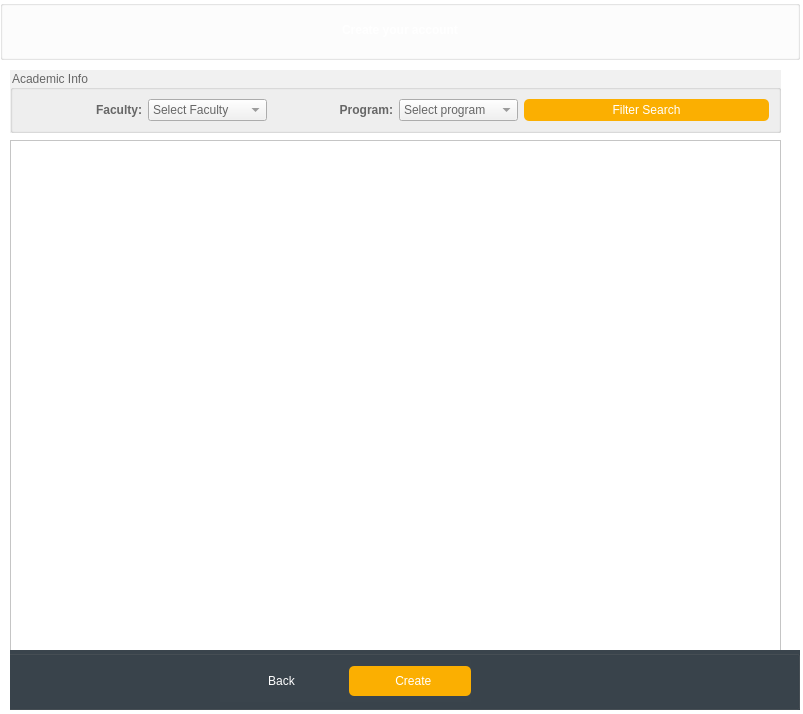
First picture: the form in SGS-FINAL-PROJECT/register.ui, repository 2013110993/SGS, before the edit.
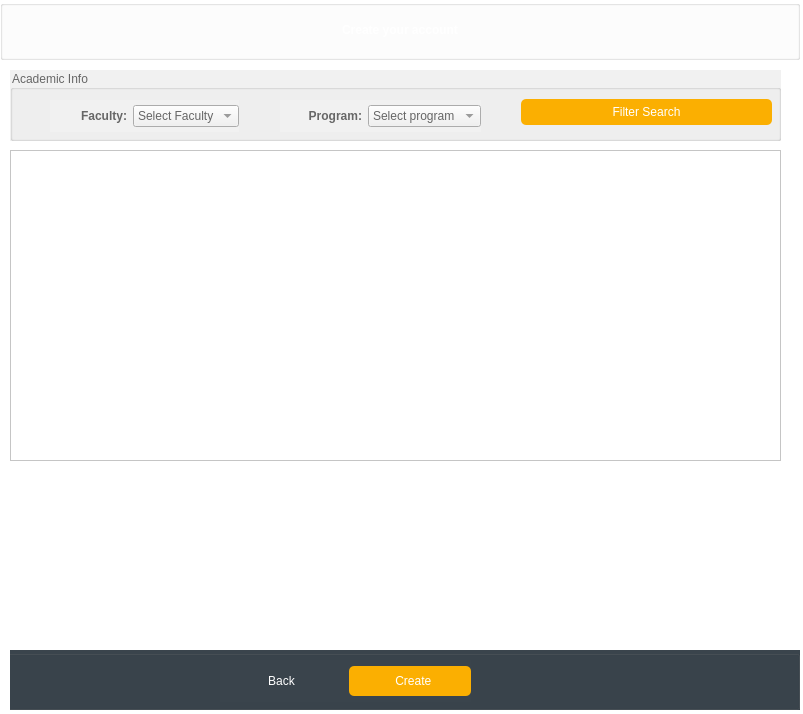
Second picture: the form after the edit. The open tabs and pages were chosen to show the change. Icons and pictures are not drawn.

Commit message: reg table

```diff
--- a/SGS-FINAL-PROJECT/register.ui
+++ b/SGS-FINAL-PROJECT/register.ui
@@ -906,7 +906,7 @@
        <x>0</x>
        <y>10</y>
        <width>771</width>
-       <height>63</height>
+       <height>71</height>
       </rect>
      </property>
      <property name="minimumSize">
@@ -928,8 +928,45 @@
      <property name="title">
       <string>Academic Info</string>
      </property>
-     <layout class="QHBoxLayout" name="horizontalLayout_6">
-      <item>
+     <widget class="QPushButton" name="filterSearchButton">
+      <property name="geometry">
+       <rect>
+        <x>511</x>
+        <y>29</y>
+        <width>251</width>
+        <height>26</height>
+       </rect>
+      </property>
+      <property name="styleSheet">
+       <string notr="true">background:#fbaf01;
+color: #ffffff;
+border:0;
+height:30px;
+border-radius:5px;</string>
+      </property>
+      <property name="text">
+       <string>Filter Search</string>
+      </property>
+      <property name="icon">
+       <iconset resource="images.qrc">
+        <normaloff>:/icons White/Icons/White/Search.png</normaloff>:/icons White/Icons/White/Search.png</iconset>
+      </property>
+      <property name="autoDefault">
+       <bool>false</bool>
+      </property>
+      <property name="default">
+       <bool>false</bool>
+      </property>
+     </widget>
+     <widget class="QWidget" name="">
+      <property name="geometry">
+       <rect>
+        <x>40</x>
+        <y>30</y>
+        <width>189</width>
+        <height>32</height>
+       </rect>
+      </property>
        <layout class="QHBoxLayout" name="horizontalLayout_2">
         <item>
          <widget class="QLabel" name="facultyLabel">
@@ -960,8 +997,16 @@
          </widget>
         </item>
        </layout>
-      </item>
-      <item>
+     </widget>
+     <widget class="QWidget" name="">
+      <property name="geometry">
+       <rect>
+        <x>270</x>
+        <y>30</y>
+        <width>201</width>
+        <height>32</height>
+       </rect>
+      </property>
        <layout class="QHBoxLayout" name="horizontalLayout_5">
         <item>
          <widget class="QLabel" name="programLabel">
@@ -1002,42 +1047,7 @@
          </widget>
         </item>
        </layout>
-      </item>
-      <item>
-       <widget class="QPushButton" name="filterSearchButton">
-        <property name="styleSheet">
-         <string notr="true">background:#fbaf01;
-color: #ffffff;
-border:0;
-height:30px;
-border-radius:5px;</string>
-        </property>
-        <property name="text">
-         <string>Filter Search</string>
-        </property>
-        <property name="icon">
-         <iconset resource="images.qrc">
-          <normaloff>:/icons White/Icons/White/Search.png</normaloff>:/icons White/Icons/White/Search.png</iconset>
-        </property>
-        <property name="autoDefault">
-         <bool>false</bool>
-        </property>
-        <property name="default">
-         <bool>false</bool>
-        </property>
-       </widget>
-      </item>
-     </layout>
-    </widget>
-    <widget class="QTableView" name="tableView">
-     <property name="geometry">
-      <rect>
-       <x>0</x>
-       <y>80</y>
-       <width>771</width>
-       <height>511</height>
-      </rect>
-     </property>
+     </widget>
     </widget>
     <widget class="QGroupBox" name="groupBoxRegBottom">
      <property name="geometry">
@@ -1120,6 +1130,19 @@
       </layout>
      </widget>
     </widget>
+    <widget class="QTableWidget" name="registerTableWidget">
+     <property name="geometry">
+      <rect>
+       <x>0</x>
+       <y>90</y>
+       <width>771</width>
+       <height>311</height>
+      </rect>
+     </property>
+     <property name="editTriggers">
+      <set>QAbstractItemView::NoEditTriggers</set>
+     </property>
+    </widget>
    </widget>
   </widget>
  </widget>
```
Left out of the diff: 2 changed lines with no effect on the pictures. Lines whose indentation alone changed are shown as unchanged. The commit also changes 17 other files.
